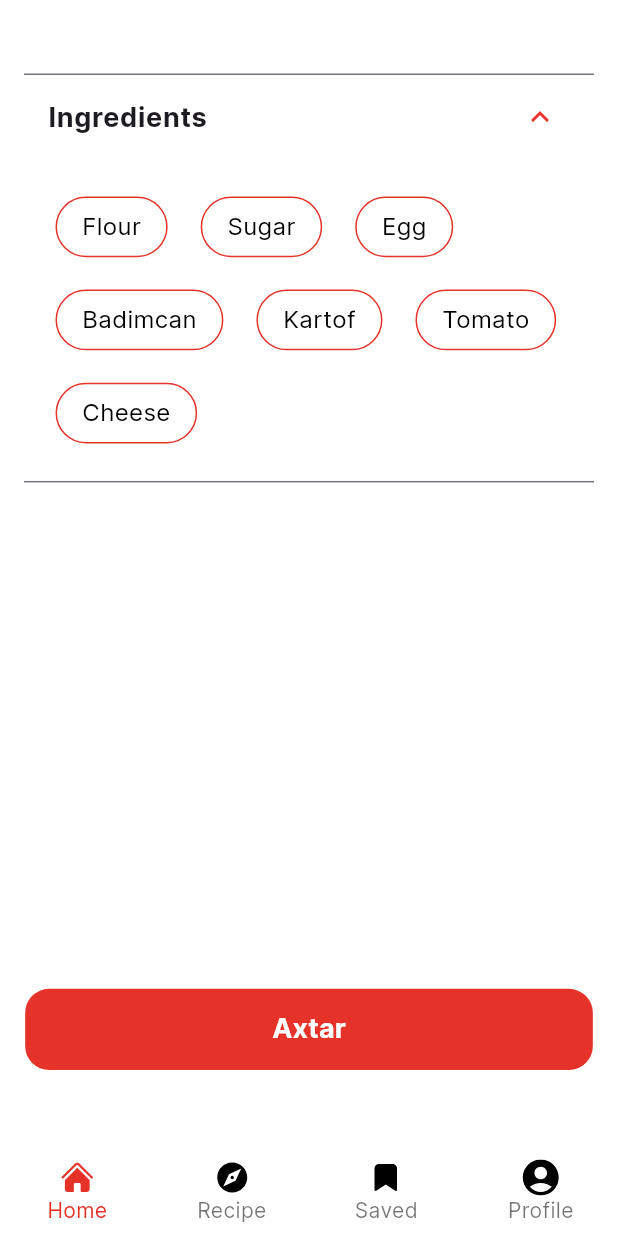
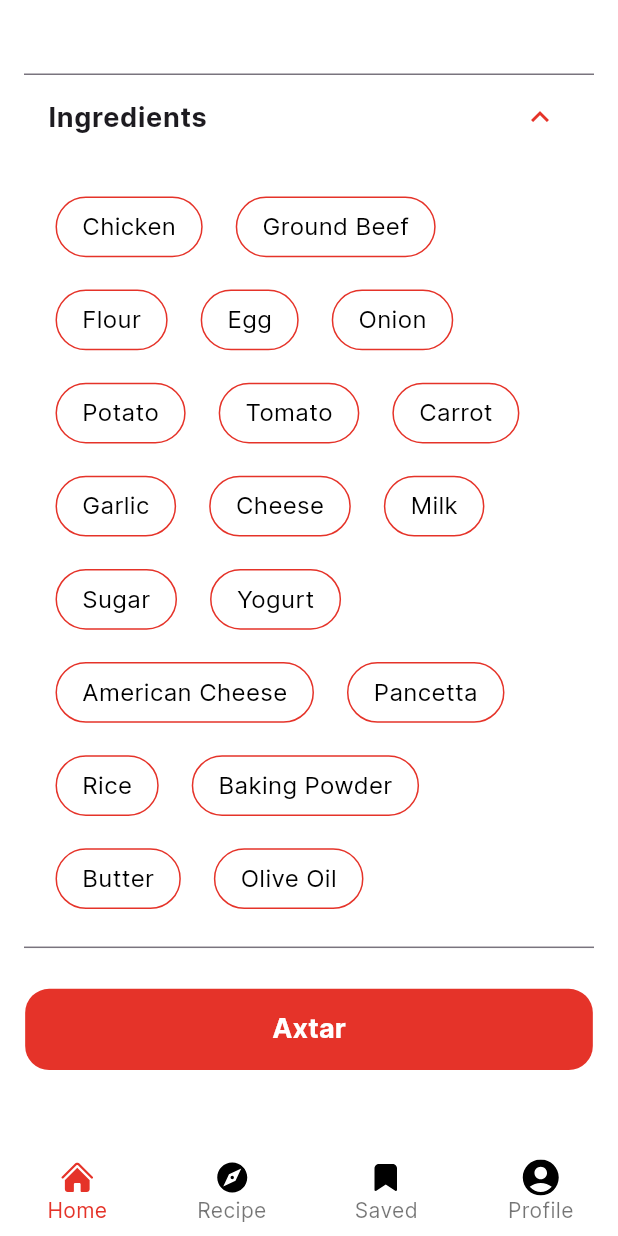
Before and after one commit to seyyar95/FoodHolbie, a Flutter app: the HomeView screen opened by its route, on a phone screen of 412 x 824 dp. Run offline on Flutter 3.47's test engine with Material 3 defaults, Android fonts, the phone set to English and light mode, and no system bars; our stand-ins replace auto_route, bloc, dio, equatable, flutter_bloc, flutter_screenutil and 4 more; accounts and stored records are empty; generated files the repository leaves out were written again.

Commit message:
More Ingredients added

```diff
--- a/lib/src/features/recipes/presentation/view/home_view.dart
+++ b/lib/src/features/recipes/presentation/view/home_view.dart
@@ -44,13 +44,25 @@ class _HomeViewState extends State<HomeView> {
     final List<String> chosenItems = context.watch<HomeViewProvider>().items;
 
     List<String> vegetables = [
+      'Chicken',
+      'Ground Beef',
       'Flour',
+      'Egg',
+      'Onion',
+      'Potato',
+      'Tomato',
+      'Carrot',
+      'Garlic',
+      'Cheese',
+      'Milk',
       'Sugar',
-      'Egg',
-      'Badimcan',
-      'Kartof',
-      'Tomato',
-      'Cheese',
+      'Yogurt',
+      'American Cheese',
+      'Pancetta',
+      'Rice',
+      'Baking Powder',
+      'Butter',
+      'Olive Oil',
     ];
 
     return Scaffold(
```
